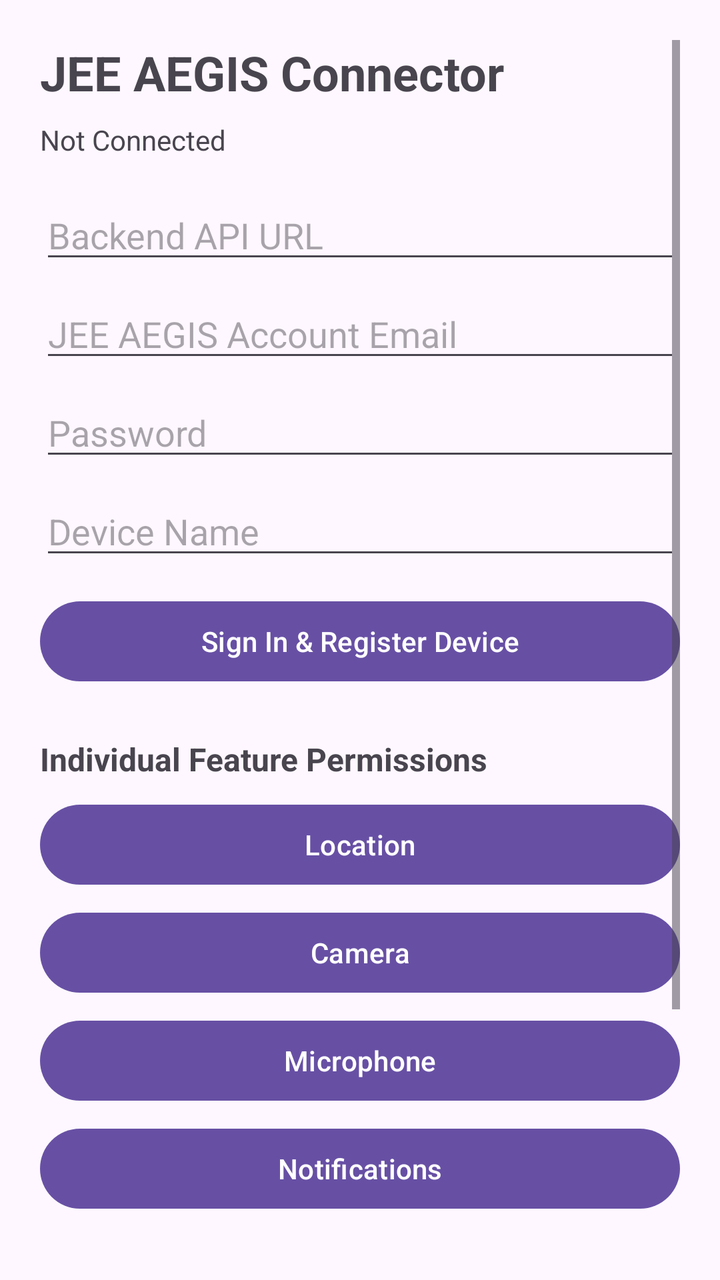
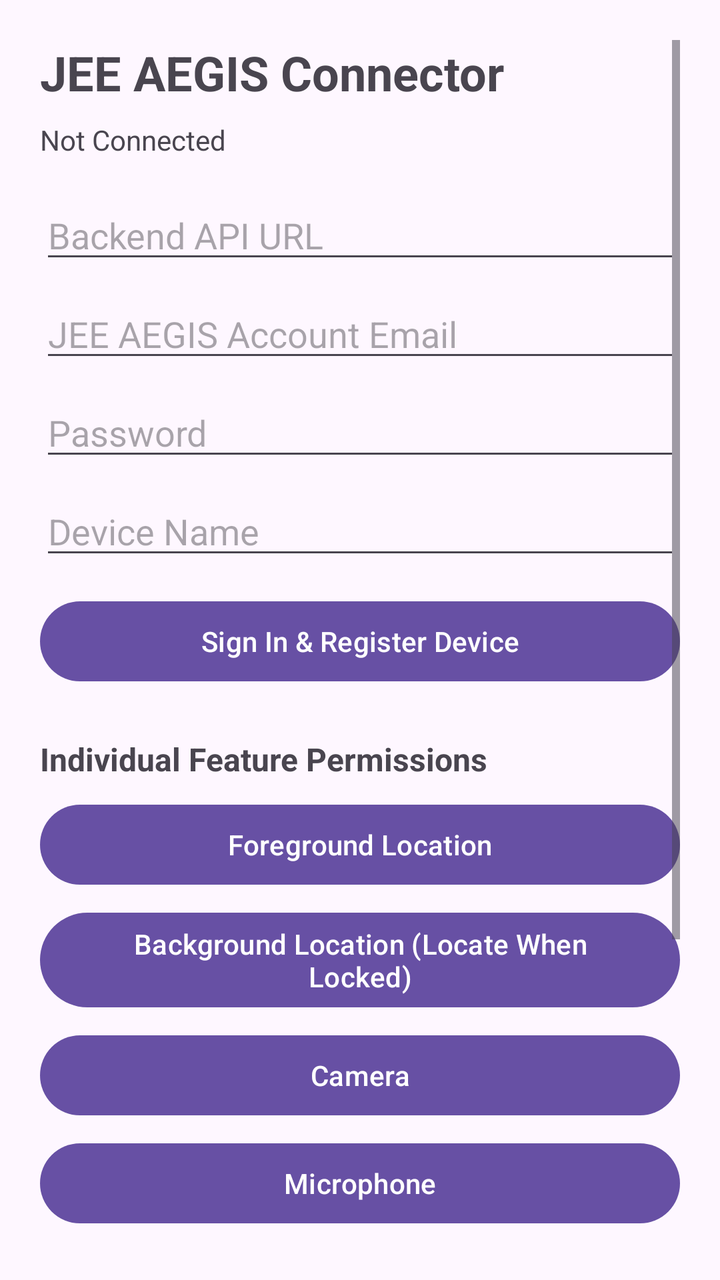

Screens rendered from an Android XML layout before and after an edit, with the pre-edit source and the edit as a unified diff.
<!-- AndroidManifest.xml: application theme Theme.Material3.DayNight.NoActionBar -->
<!-- res/layout/activity_main.xml -->
<?xml version="1.0" encoding="utf-8"?>
<ScrollView xmlns:android="http://schemas.android.com/apk/res/android"
    android:layout_width="match_parent"
    android:layout_height="match_parent"
    android:padding="20dp">

    <LinearLayout
        android:layout_width="match_parent"
        android:layout_height="wrap_content"
        android:orientation="vertical">

        <TextView
            android:layout_width="wrap_content"
            android:layout_height="wrap_content"
            android:text="JEE AEGIS Connector"
            android:textSize="24sp"
            android:textStyle="bold" />

        <TextView
            android:id="@+id/txtStatus"
            android:layout_width="match_parent"
            android:layout_height="wrap_content"
            android:layout_marginTop="8dp"
            android:text="Not Connected"
            android:textSize="14sp" />

        <EditText
            android:id="@+id/inputBackendUrl"
            android:layout_width="match_parent"
            android:layout_height="wrap_content"
            android:layout_marginTop="16dp"
            android:hint="Backend API URL"
            android:inputType="textUri" />

        <EditText
            android:id="@+id/inputEmail"
            android:layout_width="match_parent"
            android:layout_height="wrap_content"
            android:layout_marginTop="8dp"
            android:hint="JEE AEGIS Account Email"
            android:inputType="textEmailAddress" />

        <EditText
            android:id="@+id/inputPassword"
            android:layout_width="match_parent"
            android:layout_height="wrap_content"
            android:layout_marginTop="8dp"
            android:hint="Password"
            android:inputType="textPassword" />

        <EditText
            android:id="@+id/inputDeviceName"
            android:layout_width="match_parent"
            android:layout_height="wrap_content"
            android:layout_marginTop="8dp"
            android:hint="Device Name" />

        <Button
            android:id="@+id/btnConnectDevice"
            android:layout_width="match_parent"
            android:layout_height="wrap_content"
            android:layout_marginTop="12dp"
            android:text="Sign In &amp; Register Device" />

        <TextView
            android:layout_width="wrap_content"
            android:layout_height="wrap_content"
            android:layout_marginTop="24dp"
            android:text="Individual Feature Permissions"
            android:textSize="16sp"
            android:textStyle="bold" />

        <Button
            android:id="@+id/btnPermLocation"
            android:layout_width="match_parent"
            android:layout_height="wrap_content"
            android:layout_marginTop="8dp"
            android:text="Location" />

        <Button
            android:id="@+id/btnPermCamera"
            android:layout_width="match_parent"
            android:layout_height="wrap_content"
            android:layout_marginTop="6dp"
            android:text="Camera" />

        <Button
            android:id="@+id/btnPermMic"
            android:layout_width="match_parent"
            android:layout_height="wrap_content"
            android:layout_marginTop="6dp"
            android:text="Microphone" />

        <Button
            android:id="@+id/btnPermNotif"
            android:layout_width="match_parent"
            android:layout_height="wrap_content"
            android:layout_marginTop="6dp"
            android:text="Notifications" />

        <LinearLayout
            android:layout_width="match_parent"
            android:layout_height="wrap_content"
            android:layout_marginTop="20dp"
            android:orientation="horizontal">

            <Button
                android:id="@+id/btnSyncNow"
                android:layout_width="0dp"
                android:layout_height="wrap_content"
                android:layout_weight="1"
                android:text="Sync Now" />

            <Button
                android:id="@+id/btnDisconnect"
                android:layout_width="0dp"
                android:layout_height="wrap_content"
                android:layout_marginStart="8dp"
                android:layout_weight="1"
                android:text="Disconnect" />
        </LinearLayout>

        <Button
            android:id="@+id/btnStopLocalAlarm"
            android:layout_width="match_parent"
            android:layout_height="wrap_content"
            android:layout_marginTop="12dp"
            android:text="Stop Recovery Alarm" />

        <Button
            android:id="@+id/btnToggleScreenShare"
            android:layout_width="match_parent"
            android:layout_height="wrap_content"
            android:layout_marginTop="8dp"
            android:text="Start Screen Share (MediaProjection)" />
    </LinearLayout>
</ScrollView>
<!-- resources referenced by this layout -->
<resources>

</resources>

<!-- the commit's change to res/layout/activity_main.xml (unified diff, before → after) -->
@@ -75,7 +75,14 @@
             android:layout_width="match_parent"
             android:layout_height="wrap_content"
             android:layout_marginTop="8dp"
-            android:text="Location" />
+            android:text="Foreground Location" />
+
+        <Button
+            android:id="@+id/btnPermBgLocation"
+            android:layout_width="match_parent"
+            android:layout_height="wrap_content"
+            android:layout_marginTop="6dp"
+            android:text="Background Location (Locate When Locked)" />
 
         <Button
             android:id="@+id/btnPermCamera"
